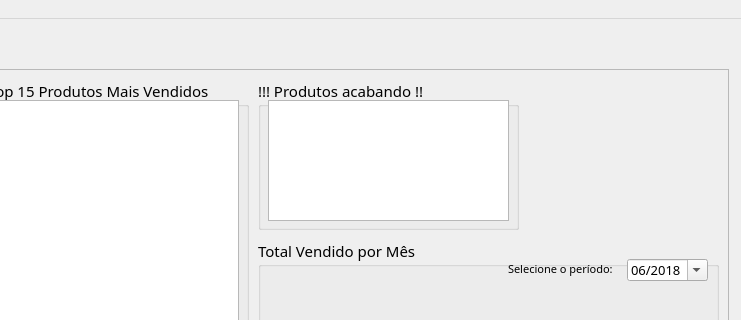
First picture: the form in Ui_PyQt/overview.ui, repository gustavo-moura/ABCSystem, before the edit; both pictures show x 292 to 1033 and y 0 to 320 of the 1033 by 689 pixel window.
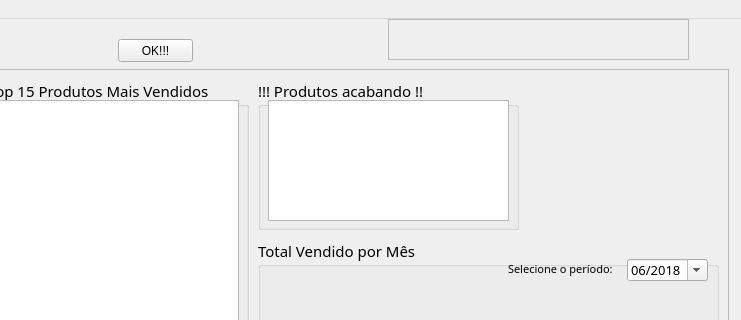
Second picture: the form after the edit.

Patch:
```diff
--- a/Ui_PyQt/overview.ui
+++ b/Ui_PyQt/overview.ui
@@ -866,6 +866,45 @@
      <string>3</string>
     </property>
    </widget>
+   <widget class="QFrame" name="frame_2">
+    <property name="geometry">
+     <rect>
+      <x>680</x>
+      <y>0</y>
+      <width>301</width>
+      <height>41</height>
+     </rect>
+    </property>
+    <property name="frameShape">
+     <enum>QFrame::StyledPanel</enum>
+    </property>
+    <property name="frameShadow">
+     <enum>QFrame::Raised</enum>
+    </property>
+   </widget>
+   <widget class="QWidget" name="widget" native="true">
+    <property name="geometry">
+     <rect>
+      <x>400</x>
+      <y>10</y>
+      <width>231</width>
+      <height>41</height>
+     </rect>
+    </property>
+    <widget class="QPushButton" name="pushButton">
+     <property name="geometry">
+      <rect>
+       <x>10</x>
+       <y>10</y>
+       <width>75</width>
+       <height>23</height>
+      </rect>
+     </property>
+     <property name="text">
+      <string>OK!!!</string>
+     </property>
+    </widget>
+   </widget>
   </widget>
   <widget class="QMenuBar" name="menubar">
    <property name="geometry">
```
Left out of the diff: 33 changed lines with no effect on the pictures.
